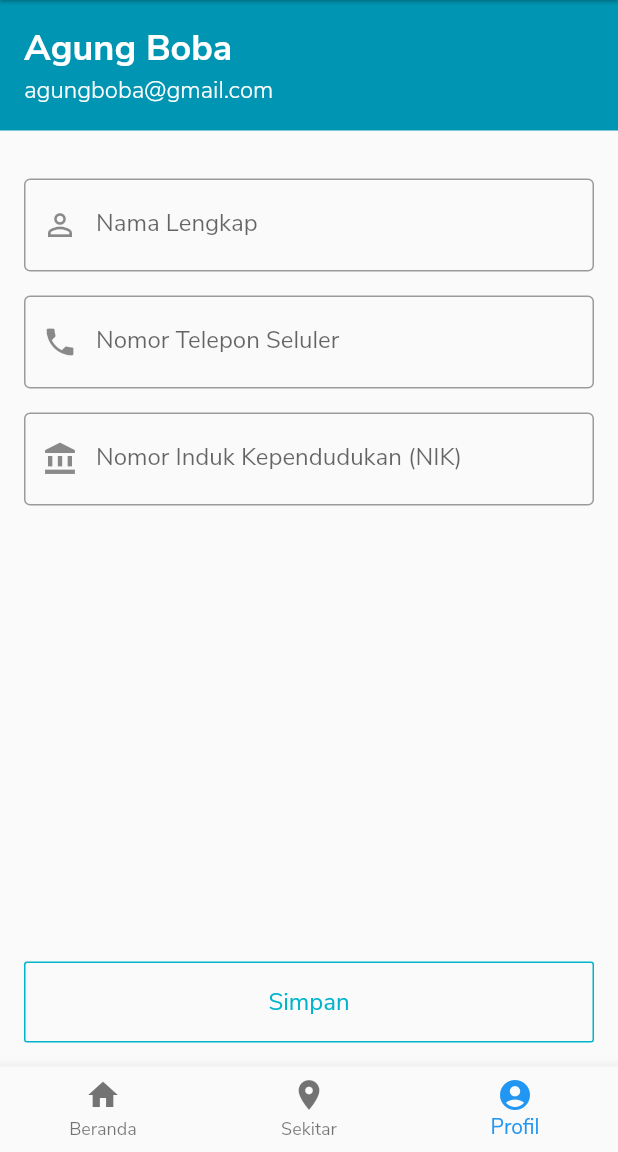
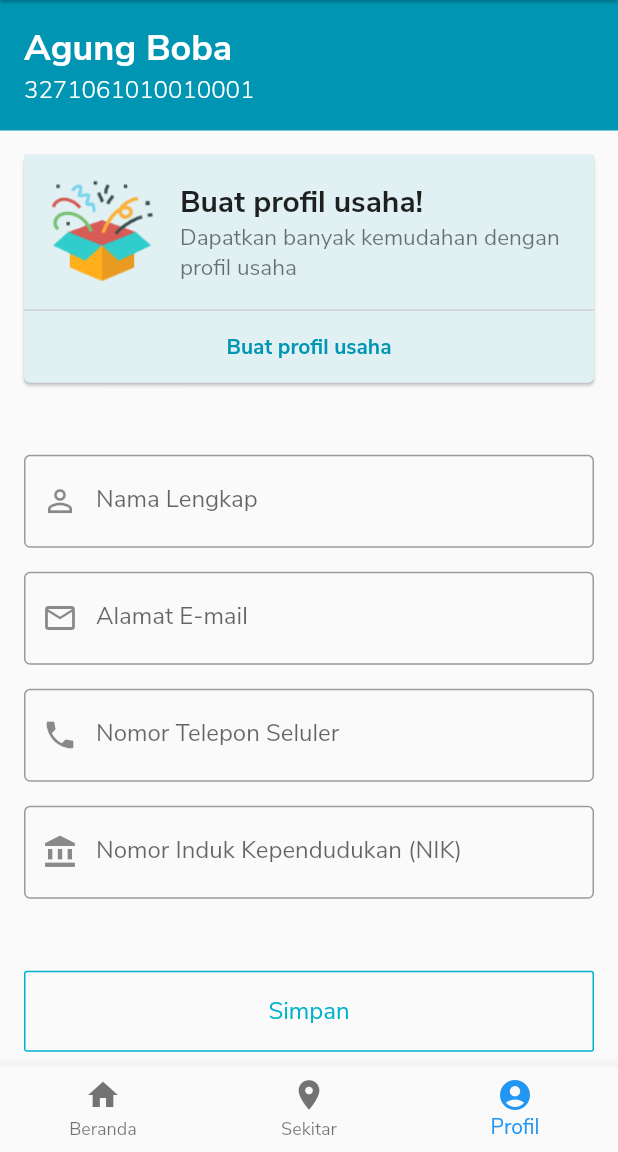
Before and after one commit to jepret/jepretmobile, a Flutter app: the IndividualHomeRoute screen opened directly, item 3 of the bottom bar chosen, on a phone screen of 412 x 824 dp, the part 84-1236 px from its top. Run offline on Flutter 3.47's test engine with Material 2 defaults, Android fonts, the phone set to English and light mode, and no system bars; our stand-ins replace charts_flutter, keyboard_actions; missing offline and left inert: intervalprogressbar; network calls fail.

Commit message:
Added business profile offer

```diff
--- a/lib/constants/Assets.dart
+++ b/lib/constants/Assets.dart
@@ -1,4 +1,5 @@
 class Assets {
   static const String LOGO = "assets/img/logo.png";
   static const String ICON_QUEST = "assets/img/quest.png";
+  static const String ICON_SURPRISE_BOX = "assets/img/surprise-box.png";
 }
--- a/lib/pages/individual/IndividualProfilePage.dart
+++ b/lib/pages/individual/IndividualProfilePage.dart
@@ -1,5 +1,6 @@
 import 'package:flutter/material.dart';
 import 'package:jepret/constants/JepretColor.dart';
+import 'package:jepret/constants/Assets.dart';
 import 'package:jepret/components/JepretTextField.dart';
 import 'package:jepret/components/OutlinedPrimaryButton.dart';
 import 'package:keyboard_actions/keyboard_actions.dart';
@@ -10,10 +11,12 @@ class IndividualProfilePage extends StatefulWidget {
 
 class IndividualProfilePageState extends State<IndividualProfilePage> {
   FocusNode _focus_name = new FocusNode();
+  FocusNode _focus_email = new FocusNode();
   FocusNode _focus_mobile = new FocusNode();
   FocusNode _focus_nik = new FocusNode();
 
   TextEditingController _controller_name = new TextEditingController();
+  TextEditingController _controller_email = new TextEditingController();
   TextEditingController _controller_mobile = new TextEditingController();
   TextEditingController _controller_nik = new TextEditingController();
 
@@ -29,6 +32,7 @@ class IndividualProfilePageState extends State<IndividualProfilePage> {
                   keyboardActionsPlatform: KeyboardActionsPlatform.IOS,
                   actions: [
                     KeyboardAction(focusNode: _focus_name),
+                    KeyboardAction(focusNode: _focus_email),
                     KeyboardAction(focusNode: _focus_mobile),
                     KeyboardAction(focusNode: _focus_nik),
                   ],
@@ -41,6 +45,7 @@ class IndividualProfilePageState extends State<IndividualProfilePage> {
                                     child: Column(
                                       crossAxisAlignment: CrossAxisAlignment.stretch,
                                       children: <Widget>[
+                                        _renderBusinessProfileRegistrationOffer(),
                                         _renderTextFields(),
                                         Expanded(
                                           child: Column(
@@ -83,7 +88,7 @@ class IndividualProfilePageState extends State<IndividualProfilePage> {
                   ),
                 ),
                 Text(
-                  "agungboba@gmail.com",
+                  "3271061010010001",
                   style: TextStyle(
                       color: Colors.white,
                       fontSize: 16,
@@ -106,6 +111,15 @@ class IndividualProfilePageState extends State<IndividualProfilePage> {
               focusNode: _focus_name,
               controller: _controller_name,
               icon: Icon(Icons.person_outline),
+              hasFloatingPlaceholder: true,
+            ),
+            Container(height: 16),
+            JepretTextField(
+              label: "Alamat E-mail",
+              focusNode: _focus_email,
+              controller: _controller_email,
+              icon: Icon(Icons.mail_outline),
+              keyboardType: TextInputType.emailAddress,
               hasFloatingPlaceholder: true,
             ),
             Container(height: 16),
@@ -145,4 +159,57 @@ class IndividualProfilePageState extends State<IndividualProfilePage> {
         )
     );
   }
+
+  Widget _renderBusinessProfileRegistrationOffer() {
+    return Padding(
+      padding: EdgeInsets.all(16),
+      child: Material(
+        elevation: 1,
+        borderRadius: BorderRadius.circular(4),
+        child: Column(
+          children: <Widget>[
+            Container(
+              color: JepretColor.PRIMARY_DARKER_10,
+              padding: EdgeInsets.all(16),
+              child: Row(
+                children: <Widget>[
+                  Image(image: AssetImage(Assets.ICON_SURPRISE_BOX), width: 72,),
+                  Container(width: 16),
+                  Expanded(
+                    child: Column(
+                      crossAxisAlignment: CrossAxisAlignment.start,
+                      children: <Widget>[
+                        Text("Buat profil usaha!", style: TextStyle(fontWeight: FontWeight.bold, fontSize: 20)),
+                        Text("Dapatkan banyak kemudahan dengan profil usaha", style: TextStyle(fontSize: 15, color: Colors.black54)),
+                      ],
+                    ),
+                  )
+                ],
+              ),
+            ),
+            Divider(height: 1, color: Colors.black26),
+            Container(
+              color: JepretColor.PRIMARY_DARKER_10,
+              child: Row(
+                children: <Widget>[
+                  Expanded(
+                      child: FlatButton(
+                        child: Text(
+                          "Buat profil usaha",
+                          style: TextStyle(
+                            fontWeight: FontWeight.bold,
+                            color: JepretColor.PRIMARY_DARKER
+                          )
+                        ),
+                        onPressed: () {},
+                      )
+                  )
+                ],
+              )
+            )
+          ],
+        )
+      )
+    );
+  }
 }
--- a/pubspec.yaml
+++ b/pubspec.yaml
@@ -48,6 +48,7 @@ flutter:
   assets:
    - assets/img/logo.png
    - assets/img/quest.png
+   - assets/img/surprise-box.png
   #  - images/a_dot_ham.jpeg
 
   # An image asset can refer to one or more resolution-specific "variants", see
```
Also changed, not shown: assets/img/surprise-box.png (added).
